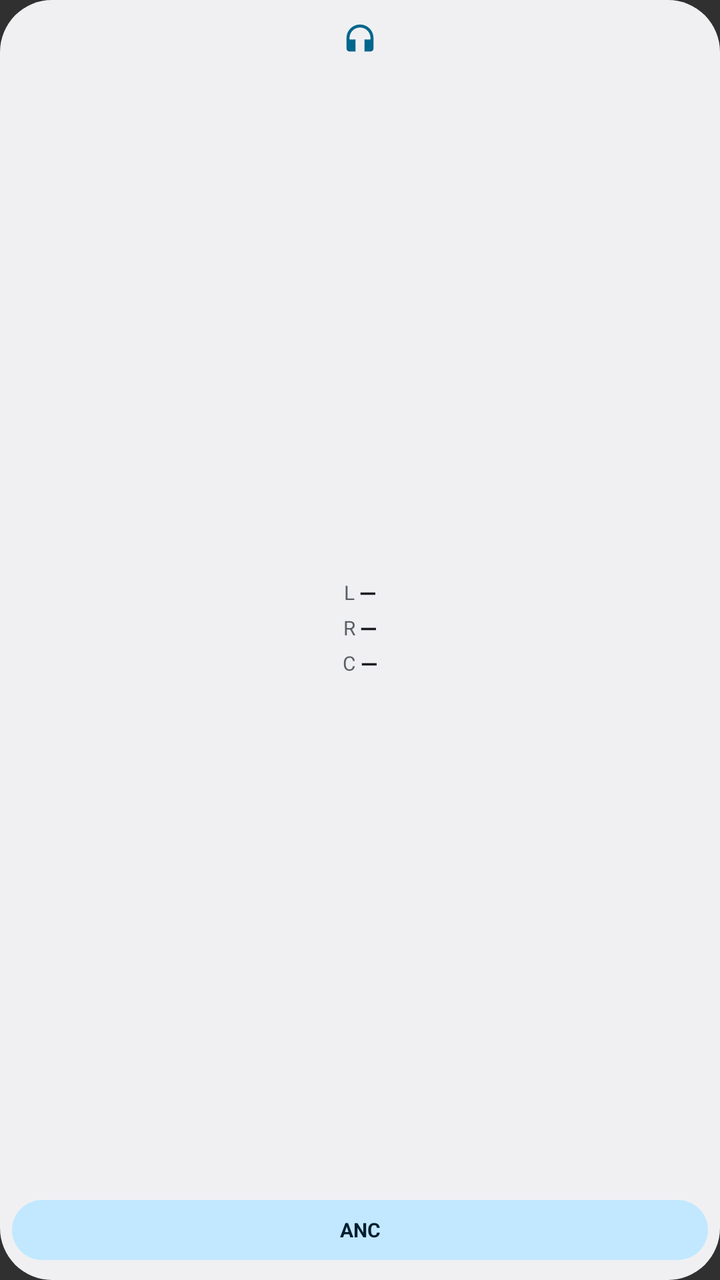
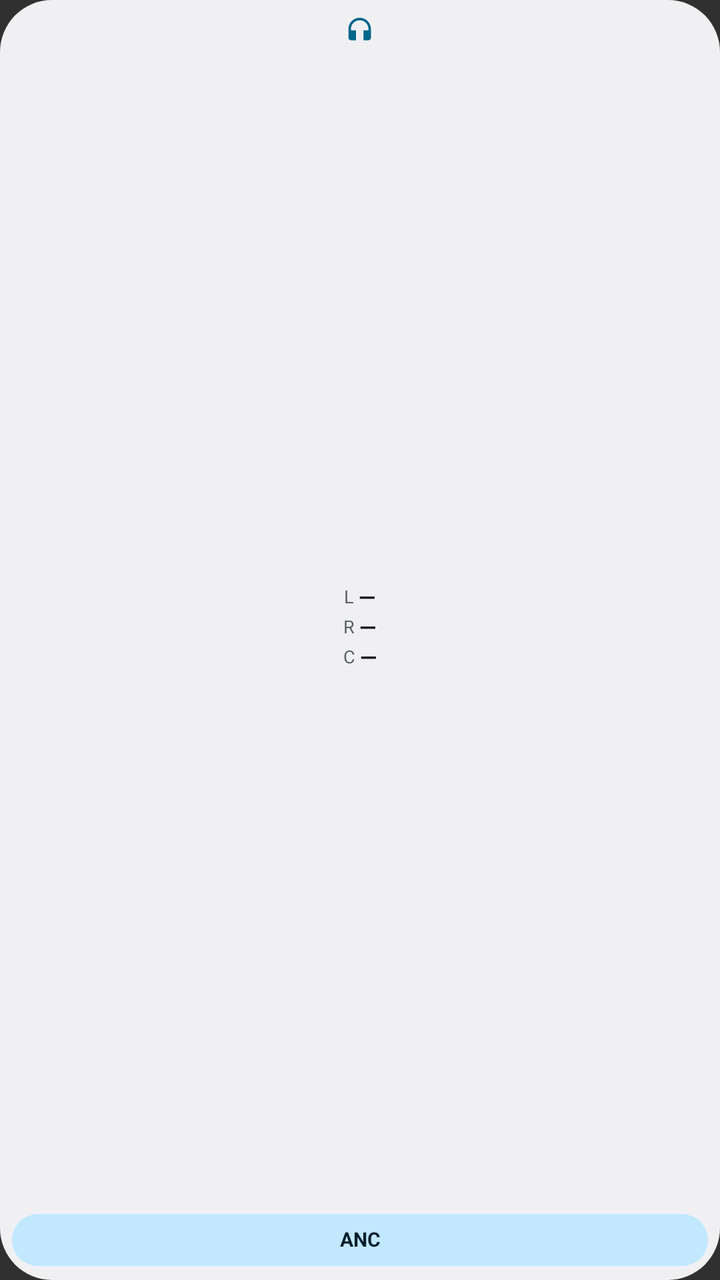

The first picture is an Android layout as it rendered before a commit; the second is the same layout after the commit. The layout source and the unified diff follow.
<!-- AndroidManifest.xml: application theme android:Theme.Material.NoActionBar -->
<!-- res/layout/widget_realness_vertical.xml -->
<?xml version="1.0" encoding="utf-8"?>
<LinearLayout xmlns:android="http://schemas.android.com/apk/res/android"
    android:id="@+id/widget_vertical_root"
    android:layout_width="match_parent"
    android:layout_height="match_parent"
    android:background="@drawable/widget_bg"
    android:gravity="center_horizontal"
    android:orientation="vertical"
    android:paddingHorizontal="6dp"
    android:paddingVertical="10dp">

    <ImageView
        android:layout_width="18dp"
        android:layout_height="18dp"
        android:contentDescription="@string/app_name"
        android:src="@drawable/ic_widget_headset" />

    
    <LinearLayout
        android:layout_width="match_parent"
        android:layout_height="0dp"
        android:layout_marginTop="4dp"
        android:layout_weight="1"
        android:gravity="center"
        android:orientation="vertical">

        
        <LinearLayout
            android:id="@+id/widget_vertical_tws_group"
            android:layout_width="match_parent"
            android:layout_height="wrap_content"
            android:gravity="center"
            android:orientation="vertical">

            <LinearLayout
                android:layout_width="match_parent"
                android:layout_height="wrap_content"
                android:gravity="center"
                android:orientation="horizontal">

                <TextView
                    android:layout_width="wrap_content"
                    android:layout_height="wrap_content"
                    android:text="L "
                    android:textColor="@color/widget_on_surface_variant"
                    android:textSize="10sp" />

                <TextView
                    android:id="@+id/widget_vertical_left"
                    android:layout_width="wrap_content"
                    android:layout_height="wrap_content"
                    android:maxLines="1"
                    android:text="—"
                    android:textColor="@color/widget_on_surface"
                    android:textSize="11sp"
                    android:textStyle="bold" />
            </LinearLayout>

            <LinearLayout
                android:layout_width="match_parent"
                android:layout_height="wrap_content"
                android:layout_marginTop="3dp"
                android:gravity="center"
                android:orientation="horizontal">

                <TextView
                    android:layout_width="wrap_content"
                    android:layout_height="wrap_content"
                    android:text="R "
                    android:textColor="@color/widget_on_surface_variant"
                    android:textSize="10sp" />

                <TextView
                    android:id="@+id/widget_vertical_right"
                    android:layout_width="wrap_content"
                    android:layout_height="wrap_content"
                    android:maxLines="1"
                    android:text="—"
                    android:textColor="@color/widget_on_surface"
                    android:textSize="11sp"
                    android:textStyle="bold" />
            </LinearLayout>

            <LinearLayout
                android:layout_width="match_parent"
                android:layout_height="wrap_content"
                android:layout_marginTop="3dp"
                android:gravity="center"
                android:orientation="horizontal">

                <TextView
                    android:layout_width="wrap_content"
                    android:layout_height="wrap_content"
                    android:text="C "
                    android:textColor="@color/widget_on_surface_variant"
                    android:textSize="10sp" />

                <TextView
                    android:id="@+id/widget_vertical_case"
                    android:layout_width="wrap_content"
                    android:layout_height="wrap_content"
                    android:maxLines="1"
                    android:text="—"
                    android:textColor="@color/widget_on_surface"
                    android:textSize="11sp"
                    android:textStyle="bold" />
            </LinearLayout>

            <TextView
                android:id="@+id/widget_vertical_case_time"
                android:layout_width="match_parent"
                android:layout_height="wrap_content"
                android:ellipsize="end"
                android:gravity="center"
                android:maxLines="1"
                android:text=""
                android:textColor="@color/widget_on_surface_variant"
                android:textSize="9sp"
                android:visibility="gone" />
        </LinearLayout>

        
        <LinearLayout
            android:id="@+id/widget_vertical_single_group"
            android:layout_width="match_parent"
            android:layout_height="wrap_content"
            android:gravity="center"
            android:orientation="vertical"
            android:visibility="gone">

            <TextView
                android:id="@+id/widget_vertical_single_value"
                android:layout_width="wrap_content"
                android:layout_height="wrap_content"
                android:maxLines="1"
                android:text="—"
                android:textColor="@color/widget_on_surface"
                android:textSize="14sp"
                android:textStyle="bold" />

            <ProgressBar
                android:id="@+id/widget_vertical_single_bar"
                style="?android:attr/progressBarStyleHorizontal"
                android:layout_width="match_parent"
                android:layout_height="4dp"
                android:layout_marginTop="5dp"
                android:max="100"
                android:progress="0"
                android:progressDrawable="@drawable/widget_progress_bar" />
        </LinearLayout>
    </LinearLayout>

    
    <TextView
        android:id="@+id/widget_vertical_anc_btn"
        android:layout_width="match_parent"
        android:layout_height="30dp"
        android:layout_marginTop="4dp"
        android:background="@drawable/widget_pill_selected"
        android:ellipsize="end"
        android:gravity="center"
        android:maxLines="1"
        android:paddingHorizontal="4dp"
        android:text="@string/widget_anc_mini"
        android:textColor="@color/widget_on_primary_container"
        android:textSize="10sp"
        android:textStyle="bold" />
</LinearLayout>
<!-- resources referenced by this layout -->
<resources>
  <color name="widget_on_primary_container">#FFFFE082</color>
  <color name="widget_on_surface">#FFE6E1E5</color>
  <color name="widget_on_surface_variant">#FFA8A4B0</color>
  <!-- drawable ic_widget_headset (drawable) -->
  <?xml version="1.0" encoding="utf-8"?>
  <vector xmlns:android="http://schemas.android.com/apk/res/android"
      android:width="20dp"
      android:height="20dp"
      android:viewportWidth="24"
      android:viewportHeight="24">
      <path
          android:fillColor="@color/widget_primary"
          android:pathData="M12,3a9,9 0 0,0 -9,9v7c0,1.1 0.9,2 2,2h4v-8H5v-1c0,-3.87 3.13,-7 7,-7s7,3.13 7,7v1h-4v8h4c1.1,0 2,-0.9 2,-2v-7a9,9 0 0,0 -9,-9z" />
  </vector>
  <!-- drawable widget_bg (drawable) -->
  <?xml version="1.0" encoding="utf-8"?>
  <shape xmlns:android="http://schemas.android.com/apk/res/android"
      android:shape="rectangle">
      <solid android:color="@color/widget_surface" />
      <corners android:radius="26dp" />
  </shape>
  <!-- drawable widget_pill_selected (drawable) -->
  <?xml version="1.0" encoding="utf-8"?>
  <shape xmlns:android="http://schemas.android.com/apk/res/android"
      android:shape="rectangle">
      <solid android:color="@color/widget_primary_container" />
      <corners android:radius="100dp" />
  </shape>
  <!-- drawable widget_progress_bar (drawable) -->
  <?xml version="1.0" encoding="utf-8"?>
  <layer-list xmlns:android="http://schemas.android.com/apk/res/android">
      <item android:id="@android:id/background">
          <shape android:shape="rectangle">
              <corners android:radius="4dp" />
              <solid android:color="@color/widget_surface_pill" />
          </shape>
      </item>
      <item android:id="@android:id/progress">
          <clip>
              <shape android:shape="rectangle">
                  <corners android:radius="4dp" />
                  <solid android:color="@color/widget_primary" />
              </shape>
          </clip>
      </item>
  </layer-list>
  <string name="app_name">realness</string>
  <string name="widget_anc_mini">ANC</string>
  <color name="widget_primary">#FFFFC400</color>
  <color name="widget_surface">#FF1B1B1F</color>
  <color name="widget_primary_container">#FF594400</color>
  <color name="widget_surface_pill">#FF2F2F37</color>
</resources>

<!-- the commit's change to res/layout/widget_realness_vertical.xml (unified diff, before → after) -->
@@ -7,11 +7,11 @@
     android:gravity="center_horizontal"
     android:orientation="vertical"
     android:paddingHorizontal="6dp"
-    android:paddingVertical="10dp">
+    android:paddingVertical="7dp">
 
     <ImageView
-        android:layout_width="18dp"
-        android:layout_height="18dp"
+        android:layout_width="15dp"
+        android:layout_height="15dp"
         android:contentDescription="@string/app_name"
         android:src="@drawable/ic_widget_headset" />
 
@@ -19,7 +19,7 @@
     <LinearLayout
         android:layout_width="match_parent"
         android:layout_height="0dp"
-        android:layout_marginTop="4dp"
+        android:layout_marginTop="2dp"
         android:layout_weight="1"
         android:gravity="center"
         android:orientation="vertical">
@@ -41,14 +41,16 @@
                 <TextView
                     android:layout_width="wrap_content"
                     android:layout_height="wrap_content"
+                    android:includeFontPadding="false"
                     android:text="L "
                     android:textColor="@color/widget_on_surface_variant"
-                    android:textSize="10sp" />
+                    android:textSize="9sp" />
 
                 <TextView
                     android:id="@+id/widget_vertical_left"
                     android:layout_width="wrap_content"
                     android:layout_height="wrap_content"
+                    android:includeFontPadding="false"
                     android:maxLines="1"
                     android:text="—"
                     android:textColor="@color/widget_on_surface"
@@ -59,21 +61,23 @@
             <LinearLayout
                 android:layout_width="match_parent"
                 android:layout_height="wrap_content"
-                android:layout_marginTop="3dp"
+                android:layout_marginTop="2dp"
                 android:gravity="center"
                 android:orientation="horizontal">
 
                 <TextView
                     android:layout_width="wrap_content"
                     android:layout_height="wrap_content"
+                    android:includeFontPadding="false"
                     android:text="R "
                     android:textColor="@color/widget_on_surface_variant"
-                    android:textSize="10sp" />
+                    android:textSize="9sp" />
 
                 <TextView
                     android:id="@+id/widget_vertical_right"
                     android:layout_width="wrap_content"
                     android:layout_height="wrap_content"
+                    android:includeFontPadding="false"
                     android:maxLines="1"
                     android:text="—"
                     android:textColor="@color/widget_on_surface"
@@ -84,21 +88,23 @@
             <LinearLayout
                 android:layout_width="match_parent"
                 android:layout_height="wrap_content"
-                android:layout_marginTop="3dp"
+                android:layout_marginTop="2dp"
                 android:gravity="center"
                 android:orientation="horizontal">
 
                 <TextView
                     android:layout_width="wrap_content"
                     android:layout_height="wrap_content"
+                    android:includeFontPadding="false"
                     android:text="C "
                     android:textColor="@color/widget_on_surface_variant"
-                    android:textSize="10sp" />
+                    android:textSize="9sp" />
 
                 <TextView
                     android:id="@+id/widget_vertical_case"
                     android:layout_width="wrap_content"
                     android:layout_height="wrap_content"
+                    android:includeFontPadding="false"
                     android:maxLines="1"
                     android:text="—"
                     android:textColor="@color/widget_on_surface"
@@ -110,8 +116,10 @@
                 android:id="@+id/widget_vertical_case_time"
                 android:layout_width="match_parent"
                 android:layout_height="wrap_content"
+                android:layout_marginTop="1dp"
                 android:ellipsize="end"
                 android:gravity="center"
+                android:includeFontPadding="false"
                 android:maxLines="1"
                 android:text=""
                 android:textColor="@color/widget_on_surface_variant"
@@ -132,6 +140,7 @@
                 android:id="@+id/widget_vertical_single_value"
                 android:layout_width="wrap_content"
                 android:layout_height="wrap_content"
+                android:includeFontPadding="false"
                 android:maxLines="1"
                 android:text="—"
                 android:textColor="@color/widget_on_surface"
@@ -154,11 +163,12 @@
     <TextView
         android:id="@+id/widget_vertical_anc_btn"
         android:layout_width="match_parent"
-        android:layout_height="30dp"
-        android:layout_marginTop="4dp"
+        android:layout_height="26dp"
+        android:layout_marginTop="3dp"
         android:background="@drawable/widget_pill_selected"
         android:ellipsize="end"
         android:gravity="center"
+        android:includeFontPadding="false"
         android:maxLines="1"
         android:paddingHorizontal="4dp"
         android:text="@string/widget_anc_mini"
